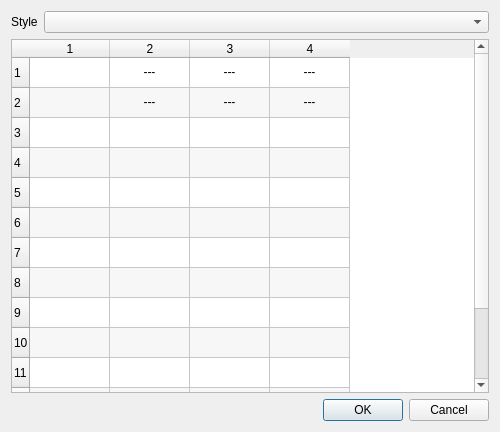
Above: plugins/highlighter/CHighlighter.ui from inyokaproject/inyokaedit before the change. Below: the same form after it.
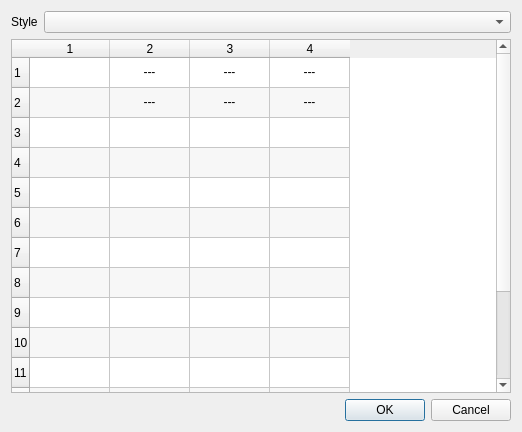
That is the form after the change.

Commit message: User defined syntax error color via highlighter plugin.

```diff
--- a/plugins/highlighter/CHighlighter.ui
+++ b/plugins/highlighter/CHighlighter.ui
@@ -6,7 +6,7 @@
    <rect>
     <x>0</x>
     <y>0</y>
-    <width>500</width>
+    <width>522</width>
     <height>432</height>
    </rect>
   </property>
@@ -32,7 +32,7 @@
       <enum>QAbstractItemView::NoSelection</enum>
      </property>
      <property name="rowCount">
-      <number>14</number>
+      <number>15</number>
      </property>
      <property name="columnCount">
       <number>4</number>
@@ -54,6 +54,7 @@
      <row/>
      <row/>
      <row/>
+     <row/>
      <column/>
      <column/>
      <column/>
@@ -68,7 +69,7 @@
        <string notr="true">---</string>
       </property>
       <property name="textAlignment">
-       <set>AlignHCenter|AlignVCenter|AlignCenter</set>
+       <set>AlignCenter</set>
       </property>
       <property name="flags">
        <set>NoItemFlags</set>
@@ -79,7 +80,7 @@
        <string notr="true">---</string>
       </property>
       <property name="textAlignment">
-       <set>AlignHCenter|AlignVCenter|AlignCenter</set>
+       <set>AlignCenter</set>
       </property>
       <property name="flags">
        <set>NoItemFlags</set>
@@ -90,7 +91,7 @@
        <string notr="true">---</string>
       </property>
       <property name="textAlignment">
-       <set>AlignHCenter|AlignVCenter|AlignCenter</set>
+       <set>AlignCenter</set>
       </property>
       <property name="flags">
        <set>NoItemFlags</set>
@@ -106,7 +107,7 @@
        <string notr="true">---</string>
       </property>
       <property name="textAlignment">
-       <set>AlignHCenter|AlignVCenter|AlignCenter</set>
+       <set>AlignCenter</set>
       </property>
       <property name="flags">
        <set>NoItemFlags</set>
@@ -117,7 +118,7 @@
        <string notr="true">---</string>
       </property>
       <property name="textAlignment">
-       <set>AlignHCenter|AlignVCenter|AlignCenter</set>
+       <set>AlignCenter</set>
       </property>
       <property name="flags">
        <set>NoItemFlags</set>
@@ -128,7 +129,7 @@
        <string notr="true">---</string>
       </property>
       <property name="textAlignment">
-       <set>AlignHCenter|AlignVCenter|AlignCenter</set>
+       <set>AlignCenter</set>
       </property>
       <property name="flags">
        <set>NoItemFlags</set>
@@ -155,7 +156,7 @@
        <string/>
       </property>
       <property name="textAlignment">
-       <set>AlignLeft|AlignVCenter</set>
+       <set>AlignLeading|AlignVCenter</set>
       </property>
       <property name="checkState">
        <enum>Unchecked</enum>
@@ -521,6 +522,44 @@
        <string/>
       </property>
      </item>
+     <item row="14" column="0">
+      <property name="text">
+       <string notr="true">---</string>
+      </property>
+      <property name="textAlignment">
+       <set>AlignCenter</set>
+      </property>
+      <property name="flags">
+       <set>NoItemFlags</set>
+      </property>
+     </item>
+     <item row="14" column="1">
+      <property name="text">
+       <string notr="true">---</string>
+      </property>
+      <property name="textAlignment">
+       <set>AlignCenter</set>
+      </property>
+      <property name="flags">
+       <set>NoItemFlags</set>
+      </property>
+     </item>
+     <item row="14" column="2">
+      <property name="text">
+       <string notr="true">---</string>
+      </property>
+      <property name="textAlignment">
+       <set>AlignCenter</set>
+      </property>
+      <property name="flags">
+       <set>NoItemFlags</set>
+      </property>
+     </item>
+     <item row="14" column="3">
+      <property name="text">
+       <string/>
+      </property>
+     </item>
     </widget>
    </item>
    <item row="0" column="0">
```
The commit also changes 10 other files.
